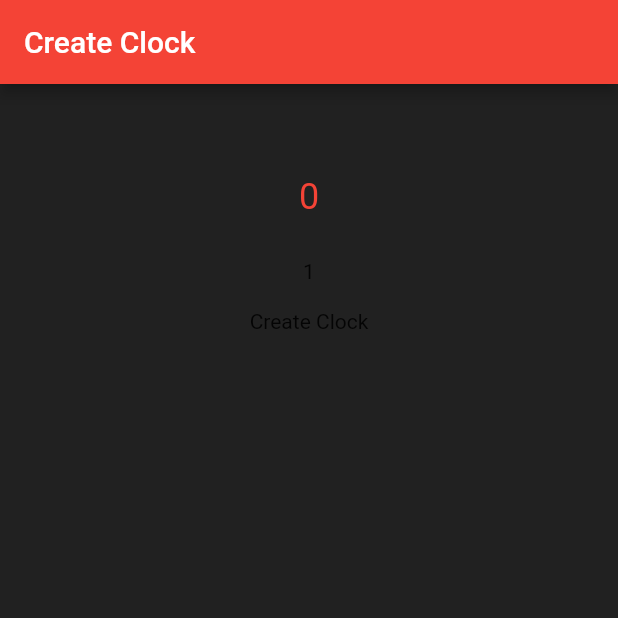
After one commit to naveen0-0/flutter_chess_clock, a Flutter app: the CreateClock screen opened directly, on a phone screen of 412 x 824 dp, the top half of it. The commit adds this screen. Run offline on Flutter 3.47's test engine with Material 2 defaults, Android fonts, the phone set to English and light mode, and no system bars; drawn by our look-alikes of numberpicker.

```diff
--- /dev/null
+++ b/lib/pages/createclock.dart
@@ -0,0 +1,37 @@
+import 'package:flutter/material.dart';
+import 'package:numberpicker/numberpicker.dart';
+
+
+class CreateClock extends StatefulWidget {
+  const CreateClock({ Key? key }) : super(key: key);
+  @override
+  State<CreateClock> createState() => _CreateClockState();
+}
+
+class _CreateClockState extends State<CreateClock> {
+  int _hours=0;
+
+
+  @override
+  Widget build(BuildContext context) {
+    return Scaffold(
+      backgroundColor: Colors.grey.shade900,
+      appBar: AppBar(
+        title: Text("Create Clock"),
+        automaticallyImplyLeading: false,
+      ),
+      body: Center(
+        child: Column(
+          children: [
+            NumberPicker(minValue: 0, maxValue: 10, value: _hours, onChanged:(val){
+              setState(() {
+                _hours = val;
+              });
+            }),
+            Text("Create Clock"),
+          ],
+        ),
+      ),
+    );
+  }
+}
--- a/pubspec.yaml
+++ b/pubspec.yaml
@@ -35,6 +35,7 @@ dependencies:
   # Use with the CupertinoIcons class for iOS style icons.
   cupertino_icons: ^1.0.2
   provider : any
+  numberpicker: ^2.1.1
 
 dev_dependencies:
   flutter_test:
```
Also changed, not shown: lib/app.dart (line endings or trailing spaces), pubspec.lock.
